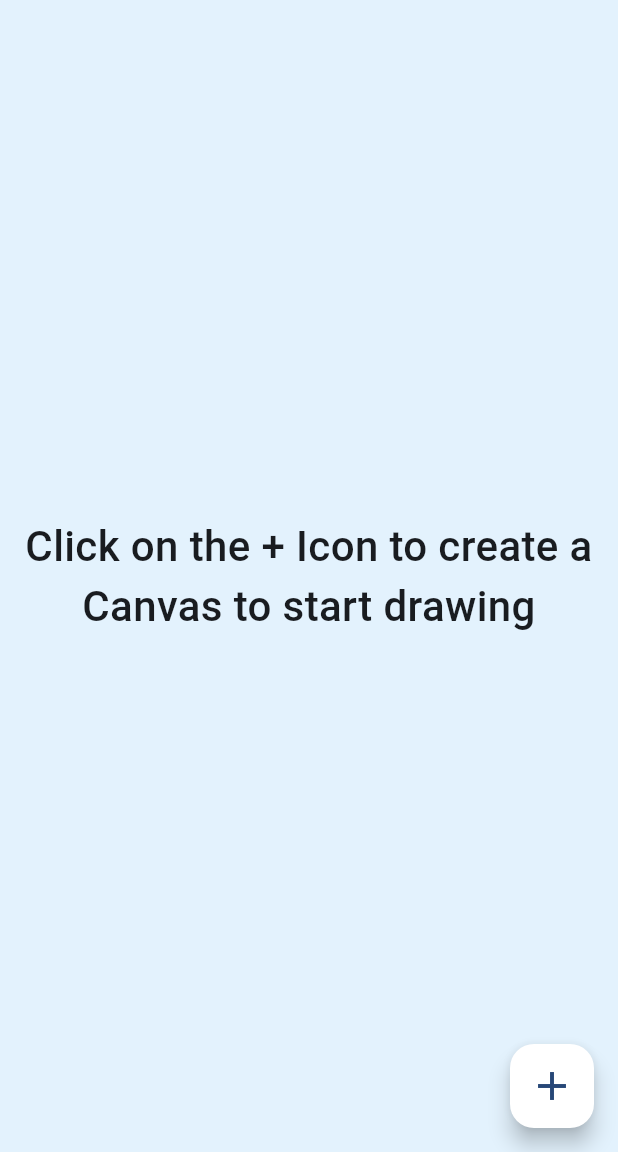
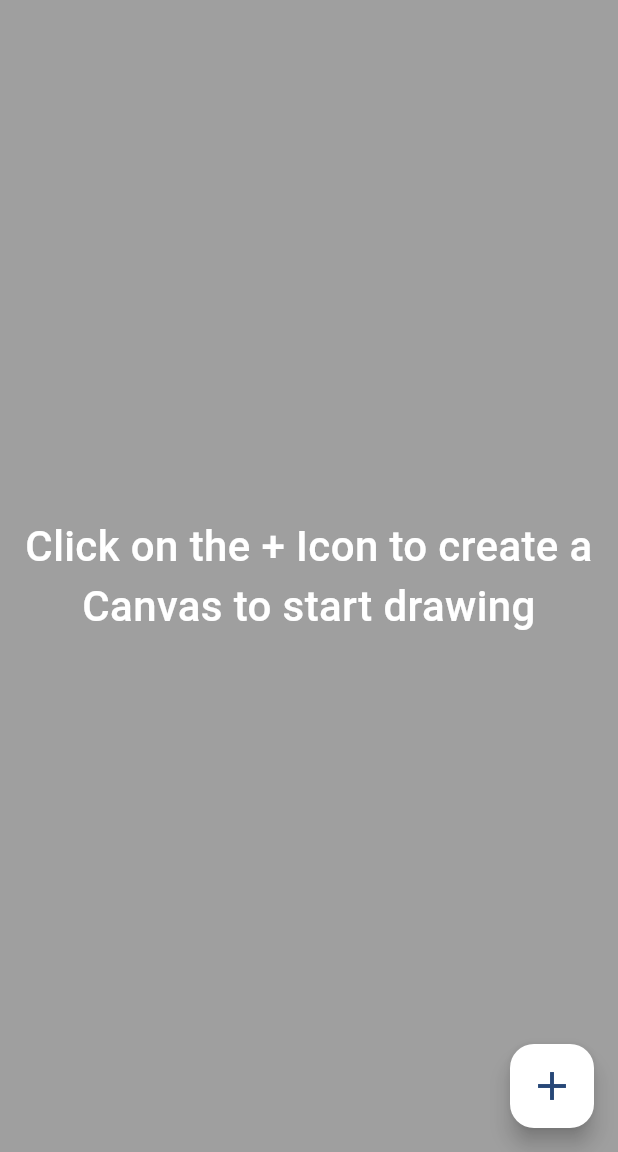
Before and after one commit to Jesus711/CanvasNotes-App, a Flutter app: the screen it shows after launch, on a phone screen of 412 x 824 dp, the part 84-1236 px from its top. Run offline on Flutter 3.47's test engine with Material 3 defaults, Android fonts, the phone set to English and light mode, and no system bars; our stand-ins replace flutter_slidable, sqflite; missing offline and left inert: flutter_drawing_board; accounts and stored records are empty.

Commit message:
Fixed issue where after user saves changes to a drawing, the list view would show the old version. Changed home page backgroun to black

```diff
--- a/lib/pages/home_page.dart
+++ b/lib/pages/home_page.dart
@@ -34,7 +34,7 @@ class _HomePageState extends State<HomePage> {
 
   void _createNewCanvas() async {
     bool? drawingSaved = await Navigator.push(
-        context, MaterialPageRoute(builder: (context) => CanvasView()));
+        context, MaterialPageRoute(builder: (context) => const CanvasView()));
     setState(() {});
   }
 
@@ -45,6 +45,7 @@ class _HomePageState extends State<HomePage> {
             builder: (context) => CanvasView(
                   importedDrawing: loadDrawing,
                 )));
+    setState(() {});
   }
 
   void _deleteCanvas(drawingID) async {
@@ -66,7 +67,7 @@ class _HomePageState extends State<HomePage> {
             itemBuilder: (context, index) {
               Drawing drawing = snapshot.data![index];
               return Padding(
-                  padding: const EdgeInsets.fromLTRB(2, 6, 2, 0),
+                  padding: const EdgeInsets.fromLTRB(8, 8, 8, 0),
                   child: Slidable(
                       endActionPane:
                           ActionPane(
@@ -124,7 +125,7 @@ class _HomePageState extends State<HomePage> {
               color: Colors.white, fontSize: 24, fontWeight: FontWeight.w500),
         ),
       ),
-      backgroundColor: Colors.blue.shade50,
+      backgroundColor: const Color.fromRGBO(64, 64, 64, 0.5),
       body: _drawingList(),
       floatingActionButton: FloatingActionButton(
         backgroundColor: Colors.white,
@@ -152,7 +153,7 @@ class EmptyList extends StatelessWidget {
             ),
             child: Text(
               'Click on the + Icon to create a Canvas to start drawing',
-              style: TextStyle(fontSize: 28, fontWeight: FontWeight.w500),
+              style: TextStyle(color: Colors.white, fontSize: 28, fontWeight: FontWeight.w500),
               textAlign: TextAlign.center,
             )));
   }
```
